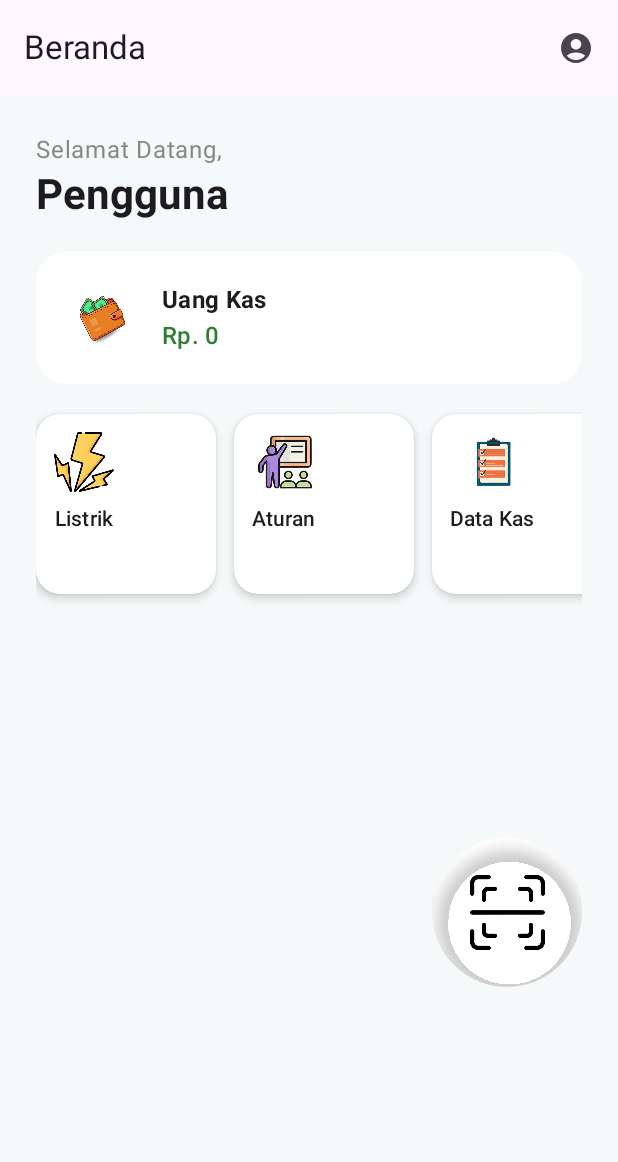
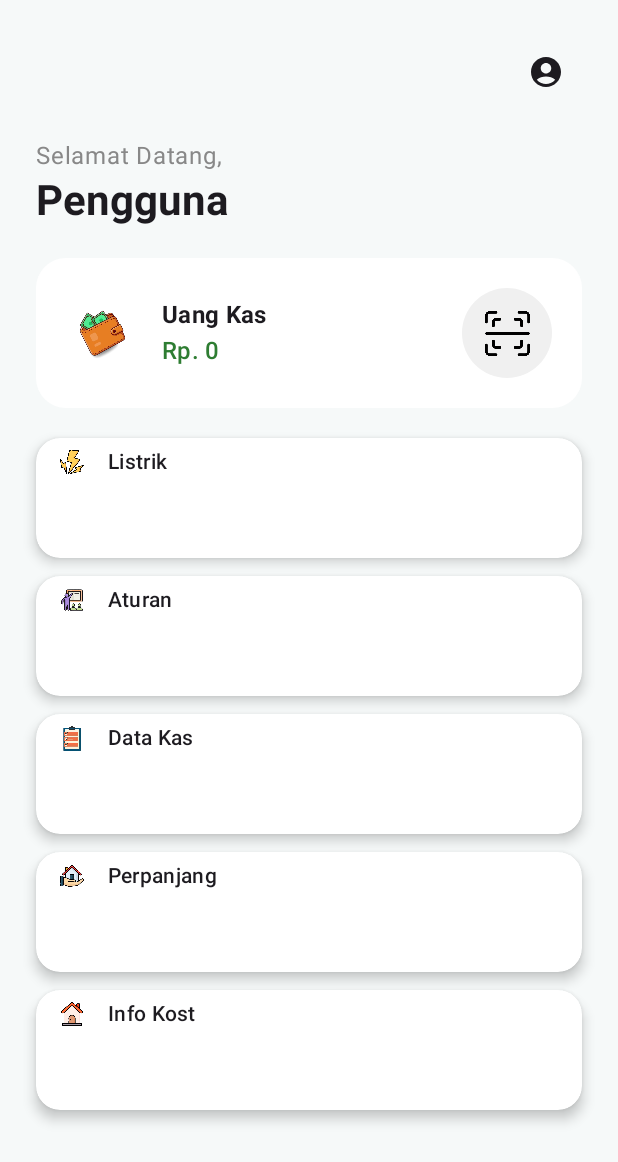
Before and after one commit to BimoChesta/Android---Membantu-Kost-wismakania, an Android app built with Jetpack Compose: the screen it shows after launch (MainActivity), on a phone screen of 412 x 824 dp. Shown: the top 1162 px of the screen. Run offline under Robolectric (Android 15) with nearby library versions, the phone set to English and light mode, and no system bars.

Commit message:
jadikan vertical ke homescreen

```diff
--- a/app/src/main/java/com/Screens/HomeScreen.kt
+++ b/app/src/main/java/com/Screens/HomeScreen.kt
@@ -44,25 +44,8 @@ fun HomeScreen(
     val isAdmin = user?.username == "admin" && user?.password == "1234"
     val userName = if (isAdmin) "Admin" else user?.name ?: "Pengguna"
 
-    Scaffold(
-        topBar = {
-            TopAppBar(
-                title = { Text("Beranda") },
-                actions = {
-                    IconButton(onClick = { showLogoutDialog = true }) {
-                        Icon(
-                            painter = painterResource(id = R.drawable.baseline_account_circle_24),
-                            contentDescription = "Logout"
-                        )
-                    }
-                }
-            )
-        }
-    ) { paddingValues ->
     Surface(
-            modifier = Modifier
-                .fillMaxSize()
-                .padding(paddingValues),
+        modifier = Modifier.fillMaxSize(),
         color = Color(0xFFF6F9F9)
     ) {
         Column(
@@ -71,6 +54,19 @@ fun HomeScreen(
                 .padding(24.dp),
             verticalArrangement = Arrangement.spacedBy(20.dp)
         ) {
+            // Icon account di kanan atas
+            Row(
+                modifier = Modifier.fillMaxWidth(),
+                horizontalArrangement = Arrangement.End
+            ) {
+                IconButton(onClick = { showLogoutDialog = true }) {
+                    Icon(
+                        painter = painterResource(id = R.drawable.baseline_account_circle_24),
+                        contentDescription = "Logout"
+                    )
+                }
+            }
+
             // Greeting
             Column {
                 Text(
@@ -86,7 +82,7 @@ fun HomeScreen(
                 )
             }
 
-                // Balance Card
+            // Balance + Scan QR
             Card(
                 shape = RoundedCornerShape(20.dp),
                 modifier = Modifier.fillMaxWidth(),
@@ -96,8 +92,10 @@ fun HomeScreen(
                     modifier = Modifier
                         .fillMaxWidth()
                         .padding(20.dp),
-                        verticalAlignment = Alignment.CenterVertically
+                    verticalAlignment = Alignment.CenterVertically,
+                    horizontalArrangement = Arrangement.SpaceBetween
                 ) {
+                    Row(verticalAlignment = Alignment.CenterVertically) {
                         Image(
                             painter = painterResource(id = R.drawable.dompet),
                             contentDescription = "Dompet",
@@ -115,43 +113,34 @@ fun HomeScreen(
                             )
                         }
                     }
+
+                    // Scan QR
+                    Box(
+                        modifier = Modifier
+                            .size(60.dp)
+                            .clip(CircleShape)
+                            .background(Color(0xFFF0F0F0))
+                            .clickable { navController.navigate("qr_detail") },
+                        contentAlignment = Alignment.Center
+                    ) {
+                        Image(
+                            painter = painterResource(id = R.drawable.scan),
+                            contentDescription = "QR Code",
+                            modifier = Modifier.size(30.dp)
+                        )
+                    }
+                }
             }
 
-                // Menu Horizontal
-                Row(
-                    modifier = Modifier
-                        .fillMaxWidth()
-                        .horizontalScroll(rememberScrollState()),
-                    horizontalArrangement = Arrangement.spacedBy(12.dp)
+            Column(
+                verticalArrangement = Arrangement.spacedBy(12.dp),
+                modifier = Modifier.fillMaxWidth()
             ) {
                 MenuButton(R.drawable.petir, "Listrik", navController, "listrik")
                 MenuButton(R.drawable.aturan, "Aturan", navController, "aturan")
                 MenuButton(R.drawable.datakas, "Data Kas", navController, "kas")
                 MenuButton(R.drawable.perpanjangkost, "Perpanjang", navController, "perpanjangkost")
                 MenuButton(R.drawable.home, "Info Kost", navController, "informasi")
-                }
-
-                // QR Button (Floating Style)
-                Box(
-                    contentAlignment = Alignment.CenterEnd,
-                    modifier = Modifier.fillMaxSize()
-                ) {
-                    Box(
-                        modifier = Modifier
-                            .size(100.dp)
-                            .clip(CircleShape)
-                            .background(Color.White)
-                            .shadow(6.dp, shape = CircleShape)
-                            .clickable { navController.navigate("qr_detail") },
-                        contentAlignment = Alignment.Center
-                    ) {
-                        Image(
-                            painter = painterResource(id = R.drawable.scan),
-                            contentDescription = "QR Code",
-                            modifier = Modifier.size(50.dp)
-                        )
-                    }
-                }
             }
         }
 
@@ -183,32 +172,33 @@ fun HomeScreen(
     }
 }
 
+
 @Composable
 fun MenuButton(iconRes: Int, title: String, navController: NavHostController, destination: String) {
     Card(
         shape = RoundedCornerShape(16.dp),
         colors = CardDefaults.cardColors(containerColor = Color.White),
         modifier = Modifier
-            .width(120.dp)
-            .height(120.dp)
+            .fillMaxWidth()
+            .height(80.dp)
             .clickable { navController.navigate(destination) }
-            .shadow(4.dp, RoundedCornerShape(16.dp))
+            .shadow(5.dp, RoundedCornerShape(16.dp))
     ) {
-        Column(
-            horizontalAlignment = Alignment.CenterHorizontally,
-            verticalArrangement = Arrangement.Center,
-            modifier = Modifier.padding(12.dp)
+        Row(
+            verticalAlignment = Alignment.CenterVertically,
+            modifier = Modifier.padding(horizontal = 16.dp)
         ) {
             Image(
                 painter = painterResource(id = iconRes),
                 contentDescription = title,
-                modifier = Modifier.size(40.dp)
+                modifier = Modifier
+                    .size(32.dp)
+                    .padding(end = 16.dp)
             )
-            Spacer(modifier = Modifier.height(8.dp))
             Text(
                 text = title,
-                style = MaterialTheme.typography.labelLarge.copy(
-                    fontWeight = FontWeight.Medium,
+                style = MaterialTheme.typography.bodyMedium.copy(
+                    fontWeight = FontWeight.SemiBold,
                     fontSize = 14.sp
                 )
             )
```
Lines whose indentation alone changed are shown as unchanged.
